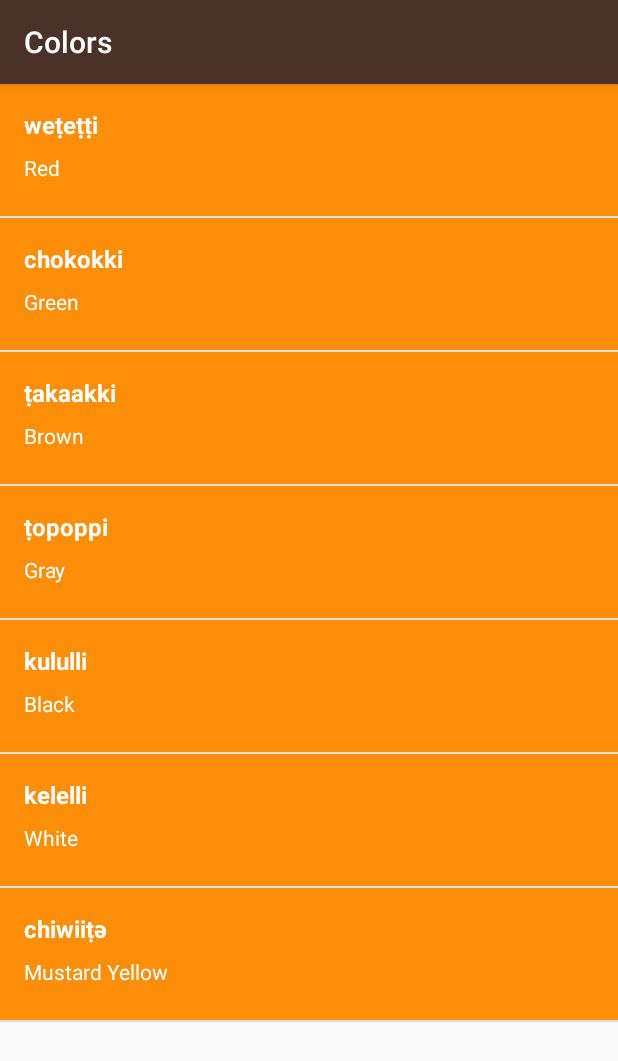
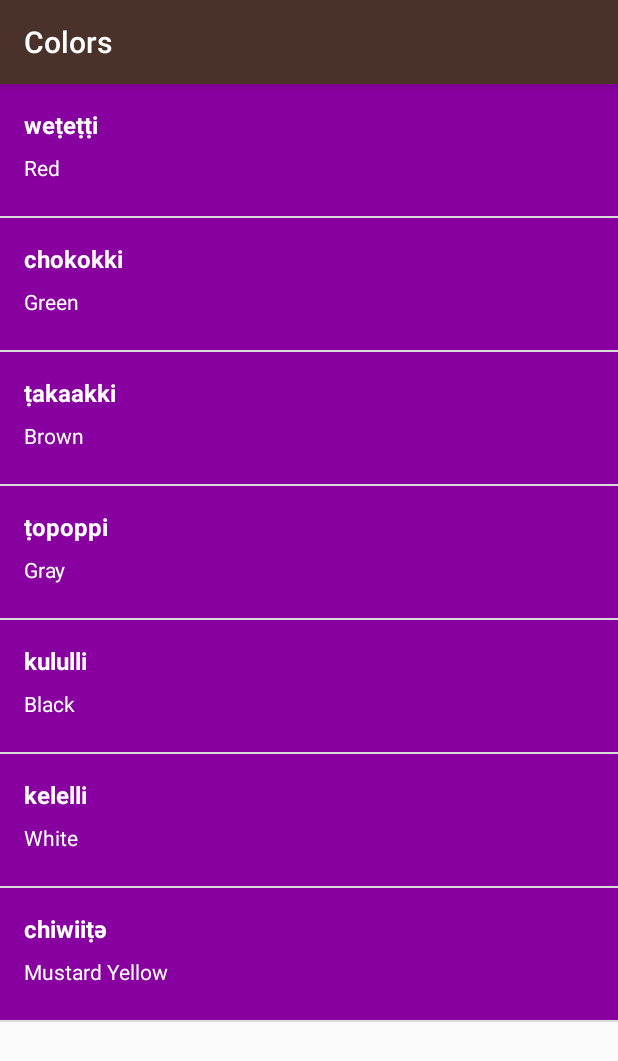
Before and after one commit to harshitm98/App-Miwok-Starter-code, an Android app: the ColorsActivity screen opened directly, with no data from a screen before it, on a phone screen of 412 x 824 dp. Shown: the top 1061 px of the screen. Run offline under Robolectric (Android 15) with nearby library versions, the phone set to English and light mode, and no system bars.

Commit message:
Added color to each activity through word adapter

```diff
--- a/app/src/main/java/com/example/android/miwok/ColorsActivity.java
+++ b/app/src/main/java/com/example/android/miwok/ColorsActivity.java
@@ -24,7 +24,7 @@ public class ColorsActivity extends AppCompatActivity {
         words.add(new Word("Mustard Yellow", "chiwiiṭә"));
 
 
-        WordAdapter itemsAdapter = new WordAdapter(this,words);
+        WordAdapter itemsAdapter = new WordAdapter(this,words,R.color.category_colors);
         ListView listView = (ListView) findViewById(R.id.list);
         listView.setAdapter(itemsAdapter);
     }
--- a/app/src/main/java/com/example/android/miwok/NumberActivity.java
+++ b/app/src/main/java/com/example/android/miwok/NumberActivity.java
@@ -26,7 +26,7 @@ public class NumberActivity extends AppCompatActivity {
         words.add(new Word("Nine", "wo’e", R.drawable.number_nine));
         words.add(new Word("Ten","na’aacha", R.drawable.number_ten));
 
-        WordAdapter itemsAdapter = new WordAdapter(this,words);
+        WordAdapter itemsAdapter = new WordAdapter(this,words,R.color.category_numbers);
         ListView listView = (ListView) findViewById(R.id.list);
         listView.setAdapter(itemsAdapter);
     }
--- a/app/src/main/java/com/example/android/miwok/WordAdapter.java
+++ b/app/src/main/java/com/example/android/miwok/WordAdapter.java
@@ -2,11 +2,14 @@ package com.example.android.miwok;
 
 import android.app.Activity;
 import android.content.Context;
+import android.support.v4.content.ContextCompat;
+import android.text.style.BackgroundColorSpan;
 import android.view.LayoutInflater;
 import android.view.View;
 import android.view.ViewGroup;
 import android.widget.ArrayAdapter;
 import android.widget.ImageView;
+import android.widget.LinearLayout;
 import android.widget.TextView;
 
 import java.util.ArrayList;
@@ -17,8 +20,11 @@ import java.util.List;
  */
 public class WordAdapter extends ArrayAdapter<Word> {
 
-    public WordAdapter(Activity context, ArrayList<Word> objects) {
+    private int mBackgroundColorId;
+
+    public WordAdapter(Activity context, ArrayList<Word> objects, int vBackgroundColorId) {
         super(context, 0, objects);
+        mBackgroundColorId = vBackgroundColorId;
     }
 
     @Override
@@ -53,6 +59,11 @@ public class WordAdapter extends ArrayAdapter<Word> {
         else{
             miwokImage.setVisibility(View.GONE);
         }
+
+        View textContainer = listItemView.findViewById(R.id.layout_item);
+        int color = ContextCompat.getColor(getContext(), mBackgroundColorId);
+        textContainer.setBackgroundColor(color);
+
         return listItemView;
     }
 }
--- a/app/src/main/res/layout/list_item.xml
+++ b/app/src/main/res/layout/list_item.xml
@@ -2,8 +2,8 @@
 <LinearLayout xmlns:android="http://schemas.android.com/apk/res/android"
     xmlns:tools="http://schemas.android.com/tools"
     android:layout_width="match_parent"
+    android:id="@+id/layout_item"
     android:layout_height="match_parent"
-    android:background="@color/category_numbers"
     android:minHeight="@dimen/list_item_height"
     android:orientation="horizontal">
 
```
